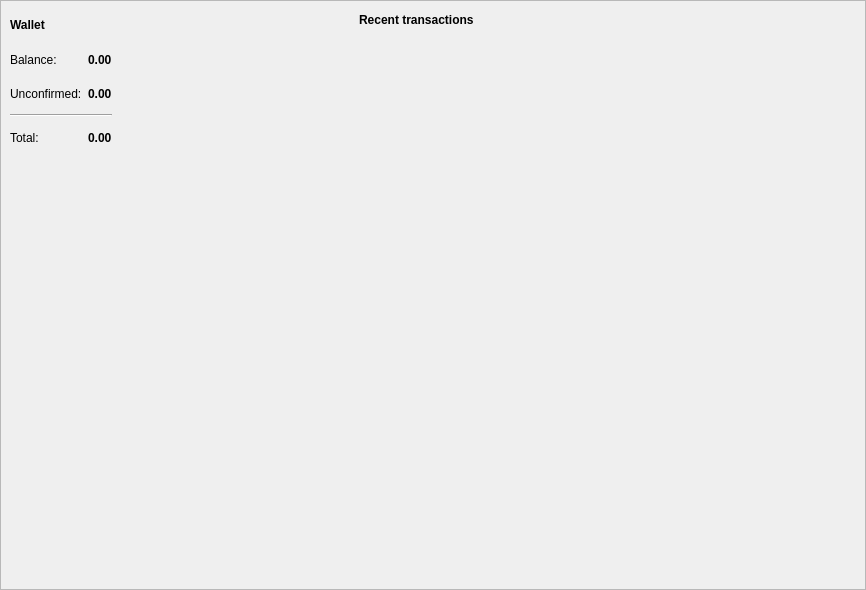
First picture: the form in src/gui/ui/overviewframe.ui, repository neptuniumteam/Neptunium-Core, before the edit.
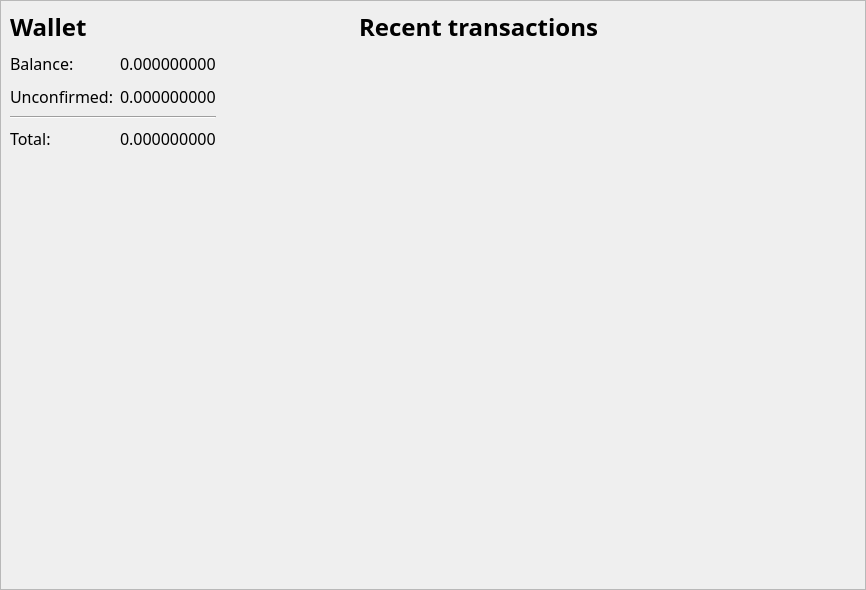
Second picture: the form after the edit. Icons and pictures are not drawn.

```diff
--- a/src/gui/ui/overviewframe.ui
+++ b/src/gui/ui/overviewframe.ui
@@ -41,6 +41,22 @@
    <property name="verticalSpacing">
     <number>0</number>
    </property>
+   <item row="4" column="0">
+    <spacer name="verticalSpacer">
+     <property name="orientation">
+      <enum>Qt::Horizontal</enum>
+     </property>
+     <property name="sizeType">
+      <enum>QSizePolicy::Expanding</enum>
+     </property>
+     <property name="sizeHint" stdset="0">
+      <size>
+       <width>0</width>
+       <height>0</height>
+      </size>
+     </property>
+    </spacer>
+   </item>
    <item row="0" column="0">
     <widget class="QFrame" name="m_overviewWalletFrame">
      <property name="minimumSize">
@@ -66,12 +82,14 @@
        <widget class="QLabel" name="m_totalBalanceLabel">
         <property name="font">
          <font>
-          <weight>75</weight>
-          <bold>true</bold>
+          <family>Myriad Pro Cond</family>
+          <pointsize>12</pointsize>
+          <weight>50</weight>
+          <bold>false</bold>
          </font>
         </property>
         <property name="text">
-         <string notr="true">0.00</string>
+         <string notr="true">0.000000000</string>
         </property>
        </widget>
       </item>
@@ -79,17 +97,27 @@
        <widget class="QLabel" name="m_actualBalanceLabel">
         <property name="font">
          <font>
-          <weight>75</weight>
-          <bold>true</bold>
+          <family>Myriad Pro Cond</family>
+          <pointsize>12</pointsize>
+          <weight>50</weight>
+          <bold>false</bold>
          </font>
         </property>
         <property name="text">
-         <string notr="true">0.00</string>
+         <string notr="true">0.000000000</string>
         </property>
        </widget>
       </item>
       <item row="4" column="0">
        <widget class="QLabel" name="label_6">
+        <property name="font">
+         <font>
+          <family>Myriad Pro Cond</family>
+          <pointsize>12</pointsize>
+          <weight>50</weight>
+          <bold>false</bold>
+         </font>
+        </property>
         <property name="text">
          <string>Total:</string>
         </property>
@@ -106,6 +134,8 @@
        <widget class="QLabel" name="label">
         <property name="font">
          <font>
+          <family>Yu Gothic</family>
+          <pointsize>18</pointsize>
           <weight>75</weight>
           <bold>true</bold>
          </font>
@@ -117,6 +147,14 @@
       </item>
       <item row="2" column="0">
        <widget class="QLabel" name="label_4">
+        <property name="font">
+         <font>
+          <family>Myriad Pro Cond</family>
+          <pointsize>12</pointsize>
+          <weight>50</weight>
+          <bold>false</bold>
+         </font>
+        </property>
         <property name="text">
          <string>Unconfirmed:</string>
         </property>
@@ -124,6 +162,14 @@
       </item>
       <item row="1" column="0">
        <widget class="QLabel" name="label_2">
+        <property name="font">
+         <font>
+          <family>Myriad Pro Cond</family>
+          <pointsize>12</pointsize>
+          <weight>50</weight>
+          <bold>false</bold>
+         </font>
+        </property>
         <property name="text">
          <string>Balance:</string>
         </property>
@@ -140,12 +186,14 @@
        <widget class="QLabel" name="m_pendingBalanceLabel">
         <property name="font">
          <font>
-          <weight>75</weight>
-          <bold>true</bold>
+          <family>Myriad Pro Cond</family>
+          <pointsize>12</pointsize>
+          <weight>50</weight>
+          <bold>false</bold>
          </font>
         </property>
         <property name="text">
-         <string notr="true">0.00</string>
+         <string notr="true">0.000000000</string>
         </property>
        </widget>
       </item>
@@ -179,23 +227,7 @@
      </layout>
     </widget>
    </item>
-   <item row="1" column="0" rowspan="2">
-    <spacer name="verticalSpacer">
-     <property name="orientation">
-      <enum>Qt::Vertical</enum>
-     </property>
-     <property name="sizeType">
-      <enum>QSizePolicy::Expanding</enum>
-     </property>
-     <property name="sizeHint" stdset="0">
-      <size>
-       <width>20</width>
-       <height>425</height>
-      </size>
-     </property>
-    </spacer>
-   </item>
-   <item row="0" column="1" rowspan="3">
+   <item row="0" column="1" rowspan="5">
     <widget class="QFrame" name="frame_2">
      <property name="minimumSize">
       <size>
@@ -222,6 +254,8 @@
          <widget class="QLabel" name="label_8">
           <property name="font">
            <font>
+            <family>Yu Gothic</family>
+            <pointsize>18</pointsize>
             <weight>75</weight>
             <bold>true</bold>
            </font>
```
Left out of the diff: 17 changed lines with no effect on the pictures.
